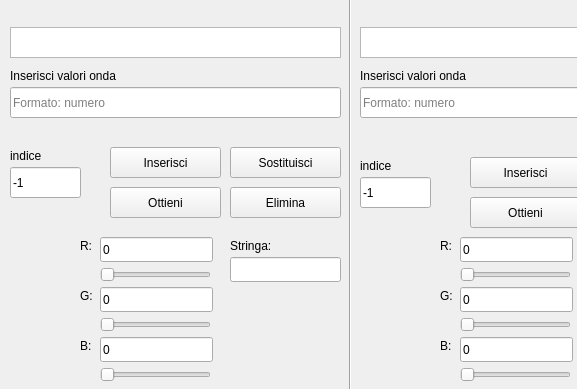
Sennare/kalk_p2, file views/coloredwaveview.ui: the form before one commit; both pictures show x 0 to 577 and y 333 to 722 of the 706 by 722 pixel window.
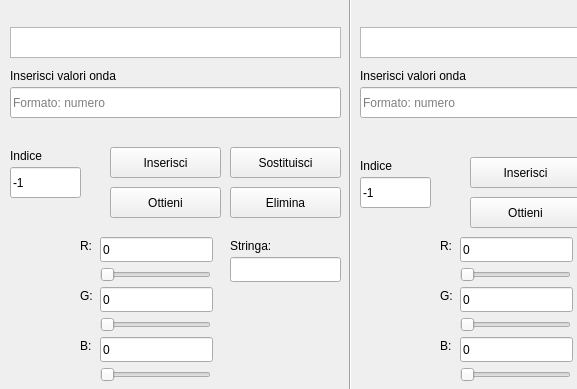
The form after the commit. Custom widgets are drawn as their Qt base class.

What changed in the file:
```diff
--- a/views/coloredwaveview.ui
+++ b/views/coloredwaveview.ui
@@ -67,7 +67,7 @@
     </rect>
    </property>
    <property name="text">
-    <string>indice</string>
+    <string>Indice</string>
    </property>
   </widget>
   <widget class="QPushButton" name="btnInserisciOndaDue">
@@ -129,7 +129,7 @@
     </rect>
    </property>
    <property name="text">
-    <string>indice</string>
+    <string>Indice</string>
    </property>
   </widget>
   <widget class="QCustomPlot" name="widgetOndaDue" native="true">
```
